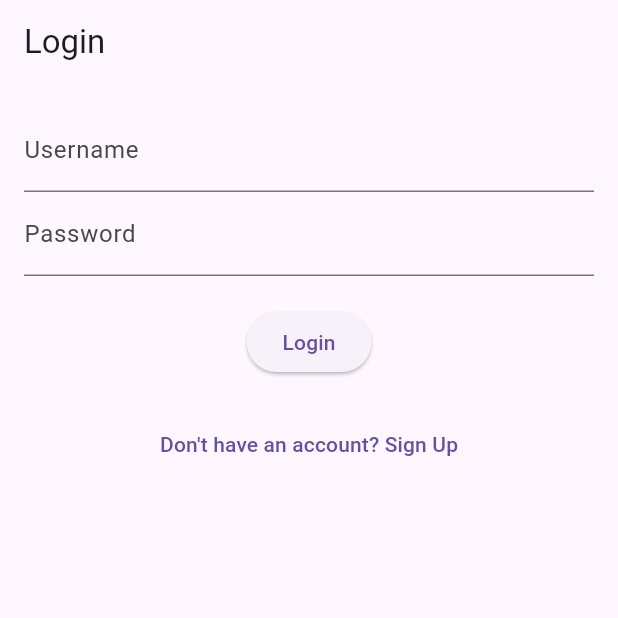
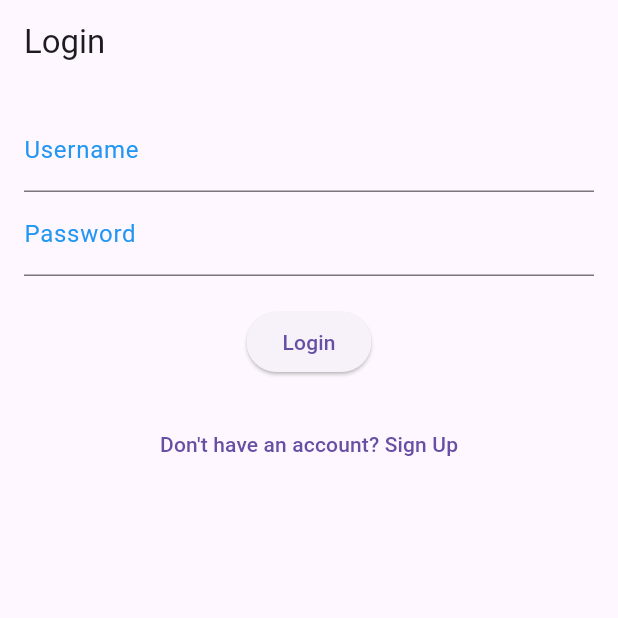
Before and after one commit to CharlotteS111/First_P, a Flutter app: the screen it shows after launch, on a phone screen of 412 x 824 dp, the top half of it. Run offline on Flutter 3.47's test engine with Material 3 defaults, Android fonts, the phone set to English and light mode, and no system bars; our stand-ins replace flutter_map, fluttertoast, geolocator, latlong2.

Commit message:
changed the color

```diff
--- a/my_auth_app/lib/screens/login_screen.dart
+++ b/my_auth_app/lib/screens/login_screen.dart
@@ -19,11 +19,15 @@ class LoginScreen extends StatelessWidget {
           children: [
             TextField(
               controller: userNameController,
-              decoration: InputDecoration(labelText: 'Username'),
+              decoration: InputDecoration(
+                  labelText: 'Username',
+                  labelStyle: TextStyle(color: Colors.blue)),
             ),
             TextField(
               controller: passwordController,
-              decoration: InputDecoration(labelText: 'Password'),
+              decoration: InputDecoration(
+                  labelText: 'Password',
+                  labelStyle: TextStyle(color: Colors.blue)),
               obscureText: true,
             ),
             SizedBox(height: 20),
@@ -42,7 +46,8 @@ class LoginScreen extends StatelessWidget {
                   Navigator.pushReplacement(
                     context,
                     MaterialPageRoute(
-                      builder: (context) => LocationWeatherScreen(userName: userNameController.text),
+                      builder: (context) => LocationWeatherScreen(
+                          userName: userNameController.text),
                     ),
                   );
                 } else {
```
